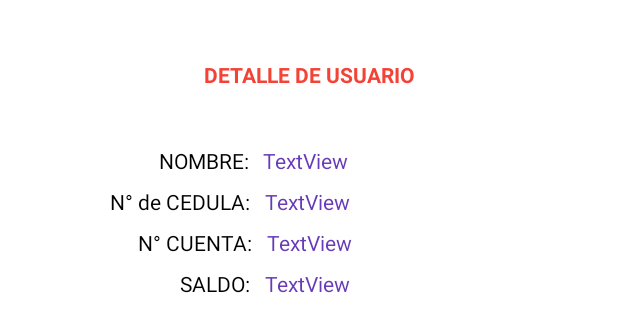
After one commit to willianpandi/Crecer_mobile, an Android app: the layout activity_main3.xml on its own in the app's theme, with its tools: preview values and no code run, on a phone screen of 412 x 824 dp. The commit adds this screen. Shown: the top 332 px of the screen. Run offline under Robolectric (Android 15) with nearby library versions, the phone set to English and light mode, and no system bars.

```diff
--- a/app/src/main/res/layout/activity_main2.xml
+++ b/app/src/main/res/layout/activity_main2.xml
@@ -109,7 +109,6 @@
                         android:layout_width="match_parent"
                         android:layout_height="wrap_content"
                         android:hint="Contraseña"
-                        android:inputType="date|text|textPassword|phone"
                         android:textSize="16sp" />
                 </com.google.android.material.textfield.TextInputLayout>
 
--- /dev/null
+++ b/app/src/main/res/layout/activity_main3.xml
@@ -0,0 +1,122 @@
+<?xml version="1.0" encoding="utf-8"?>
+<androidx.constraintlayout.widget.ConstraintLayout xmlns:android="http://schemas.android.com/apk/res/android"
+    xmlns:app="http://schemas.android.com/apk/res-auto"
+    xmlns:tools="http://schemas.android.com/tools"
+    android:layout_width="match_parent"
+    android:layout_height="match_parent"
+    tools:context=".activity.MainActivity3">
+
+    <TextView
+        android:id="@+id/textView5"
+        android:layout_width="203dp"
+        android:layout_height="21dp"
+        android:layout_marginTop="40dp"
+        android:text="DETALLE DE USUARIO"
+        android:textAlignment="center"
+        android:textColor="#F44336"
+        android:textStyle="bold"
+        app:layout_constraintEnd_toEndOf="parent"
+        app:layout_constraintStart_toStartOf="parent"
+        app:layout_constraintTop_toTopOf="parent" />
+
+    <TextView
+        android:id="@+id/textView8"
+        android:layout_width="wrap_content"
+        android:layout_height="wrap_content"
+        android:layout_marginTop="36dp"
+        android:text="NOMBRE:"
+        android:textColor="#000000"
+        android:textSize="14sp"
+        app:layout_constraintEnd_toEndOf="parent"
+        app:layout_constraintHorizontal_bias="0.302"
+        app:layout_constraintStart_toStartOf="parent"
+        app:layout_constraintTop_toBottomOf="@+id/textView5" />
+
+    <TextView
+        android:id="@+id/textView11"
+        android:layout_width="wrap_content"
+        android:layout_height="wrap_content"
+        android:layout_marginTop="8dp"
+        android:text="SALDO:"
+        android:textColor="#000000"
+        android:textSize="14sp"
+        app:layout_constraintEnd_toEndOf="parent"
+        app:layout_constraintHorizontal_bias="0.329"
+        app:layout_constraintStart_toStartOf="parent"
+        app:layout_constraintTop_toBottomOf="@+id/textView10" />
+
+    <TextView
+        android:id="@+id/textView10"
+        android:layout_width="wrap_content"
+        android:layout_height="wrap_content"
+        android:layout_marginTop="8dp"
+        android:text="N° CUENTA:"
+        android:textColor="#000000"
+        android:textSize="14sp"
+        app:layout_constraintEnd_toEndOf="parent"
+        app:layout_constraintHorizontal_bias="0.273"
+        app:layout_constraintStart_toStartOf="parent"
+        app:layout_constraintTop_toBottomOf="@+id/textView9" />
+
+    <TextView
+        android:id="@+id/textView9"
+        android:layout_width="wrap_content"
+        android:layout_height="wrap_content"
+        android:layout_marginTop="8dp"
+        android:text="N° de CEDULA:"
+        android:textColor="#000000"
+        android:textSize="14sp"
+        app:layout_constraintEnd_toEndOf="parent"
+        app:layout_constraintHorizontal_bias="0.23"
+        app:layout_constraintStart_toStartOf="parent"
+        app:layout_constraintTop_toBottomOf="@+id/textView8" />
+
+    <TextView
+        android:id="@+id/textView12"
+        android:layout_width="wrap_content"
+        android:layout_height="wrap_content"
+        android:layout_marginTop="36dp"
+        android:text="TextView"
+        android:textColor="#673AB7"
+        app:layout_constraintEnd_toEndOf="parent"
+        app:layout_constraintHorizontal_bias="0.048"
+        app:layout_constraintStart_toEndOf="@+id/textView8"
+        app:layout_constraintTop_toBottomOf="@+id/textView5" />
+
+    <TextView
+        android:id="@+id/textView14"
+        android:layout_width="wrap_content"
+        android:layout_height="wrap_content"
+        android:layout_marginTop="8dp"
+        android:text="TextView"
+        android:textColor="#673AB7"
+        app:layout_constraintEnd_toEndOf="parent"
+        app:layout_constraintHorizontal_bias="0.053"
+        app:layout_constraintStart_toEndOf="@+id/textView10"
+        app:layout_constraintTop_toBottomOf="@+id/textView13" />
+
+    <TextView
+        android:id="@+id/textView15"
+        android:layout_width="wrap_content"
+        android:layout_height="wrap_content"
+        android:layout_marginTop="8dp"
+        android:text="TextView"
+        android:textColor="#673AB7"
+        app:layout_constraintEnd_toEndOf="parent"
+        app:layout_constraintHorizontal_bias="0.053"
+        app:layout_constraintStart_toEndOf="@+id/textView11"
+        app:layout_constraintTop_toBottomOf="@+id/textView14" />
+
+    <TextView
+        android:id="@+id/textView13"
+        android:layout_width="wrap_content"
+        android:layout_height="wrap_content"
+        android:layout_marginTop="8dp"
+        android:text="TextView"
+        android:textColor="#673AB7"
+        app:layout_constraintEnd_toEndOf="parent"
+        app:layout_constraintHorizontal_bias="0.048"
+        app:layout_constraintStart_toEndOf="@+id/textView9"
+        app:layout_constraintTop_toBottomOf="@+id/textView12" />
+
+</androidx.constraintlayout.widget.ConstraintLayout>
--- a/app/src/main/res/layout/fragment_inicio.xml
+++ b/app/src/main/res/layout/fragment_inicio.xml
@@ -23,7 +23,7 @@
         android:layout_width="match_parent"
         android:layout_height="wrap_content"
         android:layout_below="@+id/imageView2"
-        android:text="&quot;Nos renovamos para una mejor experiencia&quot;"
+        android:text="¡Nos renovamos para una mejor experiencia!"
         android:textAlignment="center"
         android:textColor="#951F1F"
         android:textSize="16sp"
```
Also changed, not shown: app/src/main/AndroidManifest.xml (+7 -4 lines), app/src/main/java/com/example/crecer_mobile/activity/MainActivity3.java (added, +19 -0 lines), app/src/main/java/com/example/crecer_mobile/activity/ui/consultas/ConsultasFragment.java (+12 -38 lines), app/src/main/java/com/example/crecer_mobile/entity/adapter/AdapterCuentas.java (renamed from app/src/main/java/com/example/crecer_mobile/adapter/AdapterCuentas.java, +9 -4 lines), app/src/main/res/layout/fragment_consultas.xml (+49 -37 lines), app/src/main/res/layout/item_cuentas.xml (+8 -8 lines), app/src/main/res/layout/nav_header_inicio.xml (+6 -6 lines).
